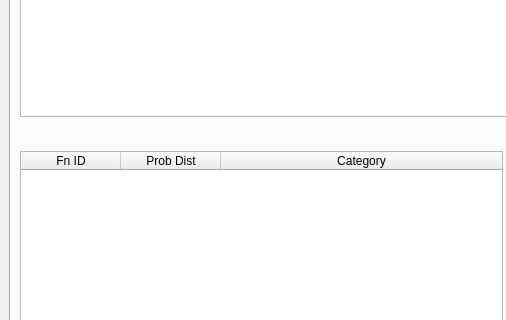
gem/oq-irmt-qgis, file input_tool/ui_input_tool_window.ui: the form before one commit; both pictures show x 0 to 506 and y 327 to 647 of the 1011 by 863 pixel window.
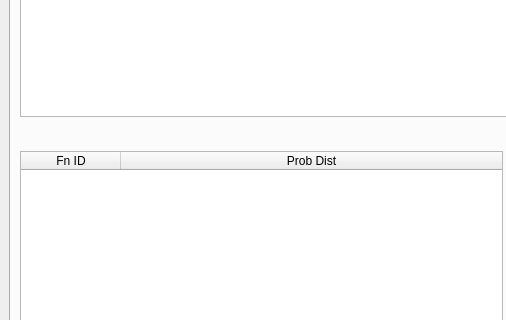
The form after the commit.

Commit message: Removed Category column

What changed in the file:
```diff
--- a/input_tool/ui_input_tool_window.ui
+++ b/input_tool/ui_input_tool_window.ui
@@ -135,11 +135,6 @@
                 <string>Prob Dist</string>
                </property>
               </column>
-              <column>
-               <property name="text">
-                <string>Category</string>
-               </property>
-              </column>
              </widget>
             </item>
             <item>
```
The commit also changes 1 other file.
